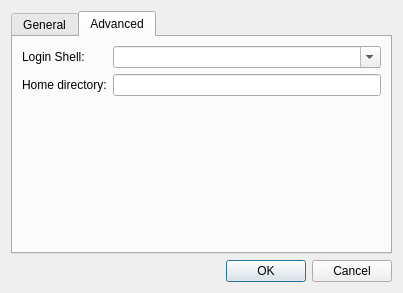
The window that lxqt-admin-user/userdialog.ui (lxqt/lxqt-admin) describes before a commit, drawn with Qt 5.
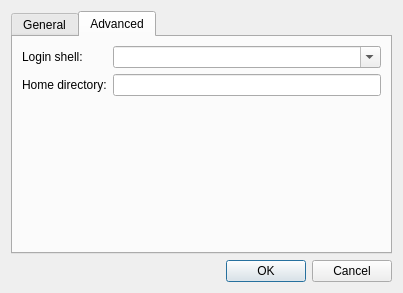
The same window after the commit. The open tabs and pages were chosen to show the change.

```diff
--- a/lxqt-admin-user/userdialog.ui
+++ b/lxqt-admin-user/userdialog.ui
@@ -102,7 +102,7 @@
        <item row="0" column="0">
         <widget class="QLabel" name="label_4">
          <property name="text">
-          <string>Login Shell:</string>
+          <string>Login shell:</string>
          </property>
         </widget>
        </item>
```
